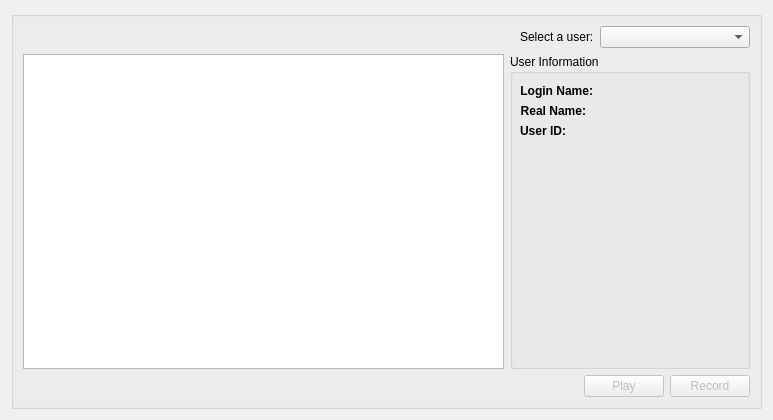
Above: ui/mainwindow.ui from ozancaglayan/SPID before the change. Below: the same form after it.
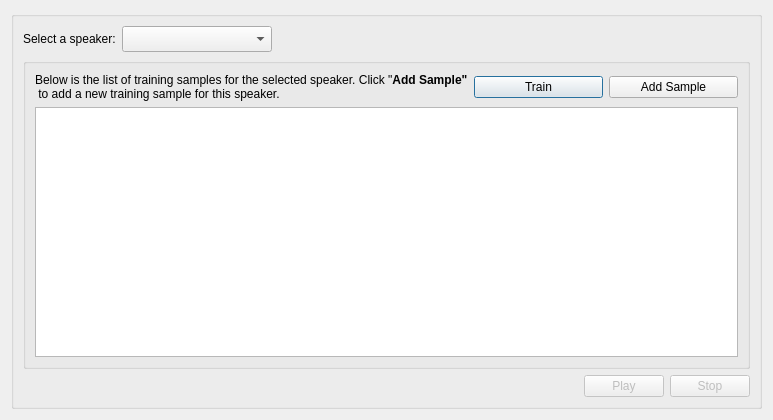
That is the form after the change. Icons and pictures are not drawn.

Diff of the .ui file:
```diff
--- a/ui/mainwindow.ui
+++ b/ui/mainwindow.ui
@@ -17,32 +17,19 @@
    <iconset resource="../data/icons.qrc">
     <normaloff>:/system-users.png</normaloff>:/system-users.png</iconset>
   </property>
-  <layout class="QGridLayout" name="gridLayout">
+  <layout class="QGridLayout" name="gridLayout_2">
    <item row="0" column="0">
     <widget class="QGroupBox" name="groupBox">
      <property name="title">
       <string/>
      </property>
-     <layout class="QGridLayout" name="gridLayout_2">
+     <layout class="QGridLayout" name="gridLayout_3">
       <item row="0" column="0">
        <layout class="QHBoxLayout" name="horizontalLayout_2">
-        <item>
-         <spacer name="horizontalSpacer_2">
-          <property name="orientation">
-           <enum>Qt::Horizontal</enum>
-          </property>
-          <property name="sizeHint" stdset="0">
-           <size>
-            <width>40</width>
-            <height>20</height>
-           </size>
-          </property>
-         </spacer>
-        </item>
         <item>
          <widget class="QLabel" name="label">
           <property name="text">
-           <string>Select a user:</string>
+           <string>Select a speaker:</string>
           </property>
          </widget>
         </item>
@@ -54,127 +41,107 @@
             <height>0</height>
            </size>
           </property>
-          <item>
-           <property name="text">
-            <string/>
-           </property>
-          </item>
-         </widget>
-        </item>
-       </layout>
-      </item>
-      <item row="1" column="0">
-       <layout class="QHBoxLayout" name="horizontalLayout_3" stretch="2,1">
-        <item>
-         <widget class="QListWidget" name="listWidgetEnrollments">
           <property name="font">
            <font>
-            <pointsize>18</pointsize>
+            <pointsize>11</pointsize>
+            <weight>50</weight>
+            <bold>false</bold>
            </font>
           </property>
-          <property name="alternatingRowColors">
-           <bool>true</bool>
+          <property name="insertPolicy">
+           <enum>QComboBox::InsertAlphabetically</enum>
           </property>
          </widget>
         </item>
         <item>
-         <widget class="QGroupBox" name="groupBox_2">
-          <property name="title">
-           <string>User Information</string>
+         <spacer name="horizontalSpacer_2">
+          <property name="orientation">
+           <enum>Qt::Horizontal</enum>
           </property>
-          <widget class="QWidget" name="">
-           <property name="geometry">
-            <rect>
-             <x>10</x>
-             <y>30</y>
-             <width>231</width>
-             <height>61</height>
-            </rect>
+          <property name="sizeHint" stdset="0">
+           <size>
+            <width>40</width>
+            <height>20</height>
+           </size>
+          </property>
+         </spacer>
+        </item>
+       </layout>
+      </item>
+      <item row="1" column="0">
+       <widget class="QGroupBox" name="groupBox_2">
+        <property name="title">
+         <string/>
+        </property>
+        <layout class="QGridLayout" name="gridLayout">
+         <item row="0" column="0">
+          <layout class="QHBoxLayout" name="horizontalLayout_3">
+           <item>
+            <widget class="QLabel" name="label_2">
+             <property name="text">
+              <string>&lt;!DOCTYPE HTML PUBLIC &quot;-//W3C//DTD HTML 4.0//EN&quot; &quot;http://www.w3.org/TR/REC-html40/strict.dtd&quot;&gt;
+&lt;html&gt;&lt;head&gt;&lt;meta name=&quot;qrichtext&quot; content=&quot;1&quot; /&gt;&lt;style type=&quot;text/css&quot;&gt;
+p, li { white-space: pre-wrap; }
+&lt;/style&gt;&lt;/head&gt;&lt;body style=&quot; font-family:'Droid Sans'; font-size:9pt; font-weight:400; font-style:normal;&quot;&gt;
+&lt;p style=&quot; margin-top:0px; margin-bottom:0px; margin-left:0px; margin-right:0px; -qt-block-indent:0; text-indent:0px;&quot;&gt;Below is the list of training samples for the selected speaker. Click &amp;quot;&lt;span style=&quot; font-weight:600;&quot;&gt;Add Sample&amp;quot;&lt;/span&gt;&lt;br/&gt; to add a new training sample for this speaker.&lt;/p&gt;&lt;/body&gt;&lt;/html&gt;</string>
+             </property>
+             <property name="margin">
+              <number>3</number>
+             </property>
+            </widget>
+           </item>
+           <item>
+            <widget class="QPushButton" name="pushButtonTrain">
+             <property name="enabled">
+              <bool>true</bool>
+             </property>
+             <property name="text">
+              <string>Train</string>
+             </property>
+             <property name="icon">
+              <iconset resource="../data/icons.qrc">
+               <normaloff>:/tools-wizard.png</normaloff>:/tools-wizard.png</iconset>
+             </property>
+            </widget>
+           </item>
+           <item>
+            <widget class="QPushButton" name="pushButtonAddSample">
+             <property name="enabled">
+              <bool>true</bool>
+             </property>
+             <property name="text">
+              <string>Add Sample</string>
+             </property>
+             <property name="icon">
+              <iconset resource="../data/icons.qrc">
+               <normaloff>:/list-add.png</normaloff>:/list-add.png</iconset>
+             </property>
+            </widget>
+           </item>
+          </layout>
+         </item>
+         <item row="1" column="0">
+          <widget class="QListWidget" name="listWidgetEnrollments">
+           <property name="font">
+            <font>
+             <pointsize>11</pointsize>
+             <weight>75</weight>
+             <bold>true</bold>
+            </font>
            </property>
-           <layout class="QFormLayout" name="formLayout">
-            <item row="0" column="0">
-             <widget class="QLabel" name="label_2">
-              <property name="font">
-               <font>
-                <weight>75</weight>
-                <bold>true</bold>
-               </font>
-              </property>
-              <property name="text">
-               <string>Login Name:</string>
-              </property>
-              <property name="alignment">
-               <set>Qt::AlignRight|Qt::AlignTrailing|Qt::AlignVCenter</set>
-              </property>
-             </widget>
-            </item>
-            <item row="1" column="0">
-             <widget class="QLabel" name="label_4">
-              <property name="font">
-               <font>
-                <weight>75</weight>
-                <bold>true</bold>
-               </font>
-              </property>
-              <property name="text">
-               <string>Real Name:</string>
-              </property>
-              <property name="alignment">
-               <set>Qt::AlignRight|Qt::AlignTrailing|Qt::AlignVCenter</set>
-              </property>
-             </widget>
-            </item>
-            <item row="2" column="0">
-             <widget class="QLabel" name="label_3">
-              <property name="font">
-               <font>
-                <weight>75</weight>
-                <bold>true</bold>
-               </font>
-              </property>
-              <property name="text">
-               <string>User ID:</string>
-              </property>
-              <property name="alignment">
-               <set>Qt::AlignRight|Qt::AlignTrailing|Qt::AlignVCenter</set>
-              </property>
-             </widget>
-            </item>
-            <item row="0" column="1">
-             <widget class="QLabel" name="labelLoginName">
-              <property name="text">
-               <string/>
-              </property>
-              <property name="alignment">
-               <set>Qt::AlignRight|Qt::AlignTrailing|Qt::AlignVCenter</set>
-              </property>
-             </widget>
-            </item>
-            <item row="1" column="1">
-             <widget class="QLabel" name="labelRealName">
-              <property name="text">
-               <string/>
-              </property>
-              <property name="alignment">
-               <set>Qt::AlignRight|Qt::AlignTrailing|Qt::AlignVCenter</set>
-              </property>
-             </widget>
-            </item>
-            <item row="2" column="1">
-             <widget class="QLabel" name="labelUserID">
-              <property name="text">
-               <string/>
-              </property>
-              <property name="alignment">
-               <set>Qt::AlignRight|Qt::AlignTrailing|Qt::AlignVCenter</set>
-              </property>
-             </widget>
-            </item>
-           </layout>
+           <property name="alternatingRowColors">
+            <bool>true</bool>
+           </property>
+           <property name="iconSize">
+            <size>
+             <width>32</width>
+             <height>32</height>
+            </size>
+           </property>
           </widget>
-         </widget>
-        </item>
-       </layout>
+         </item>
+        </layout>
+       </widget>
       </item>
       <item row="2" column="0">
        <layout class="QHBoxLayout" name="horizontalLayout">
@@ -211,7 +178,7 @@
            <bool>false</bool>
           </property>
           <property name="text">
-           <string>Record</string>
+           <string>Stop</string>
           </property>
           <property name="icon">
            <iconset resource="../data/icons.qrc">
```
Left out of the diff: 4 changed lines with no effect on the pictures.
